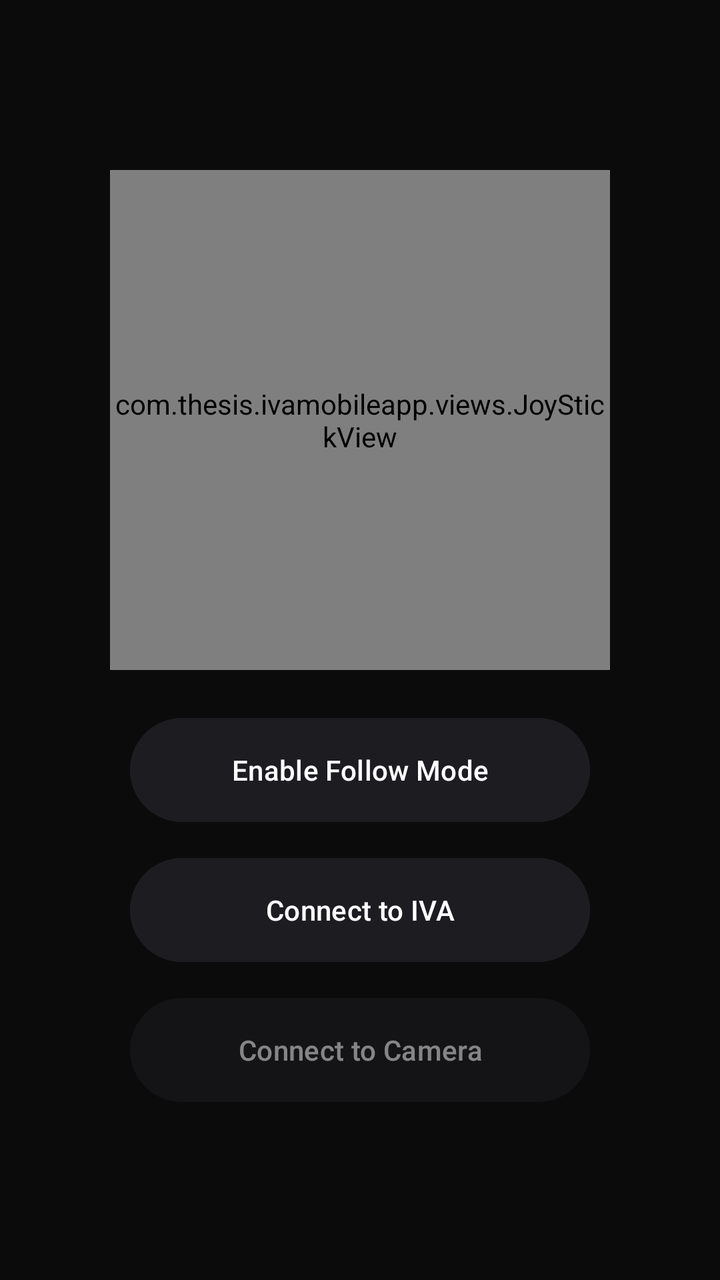
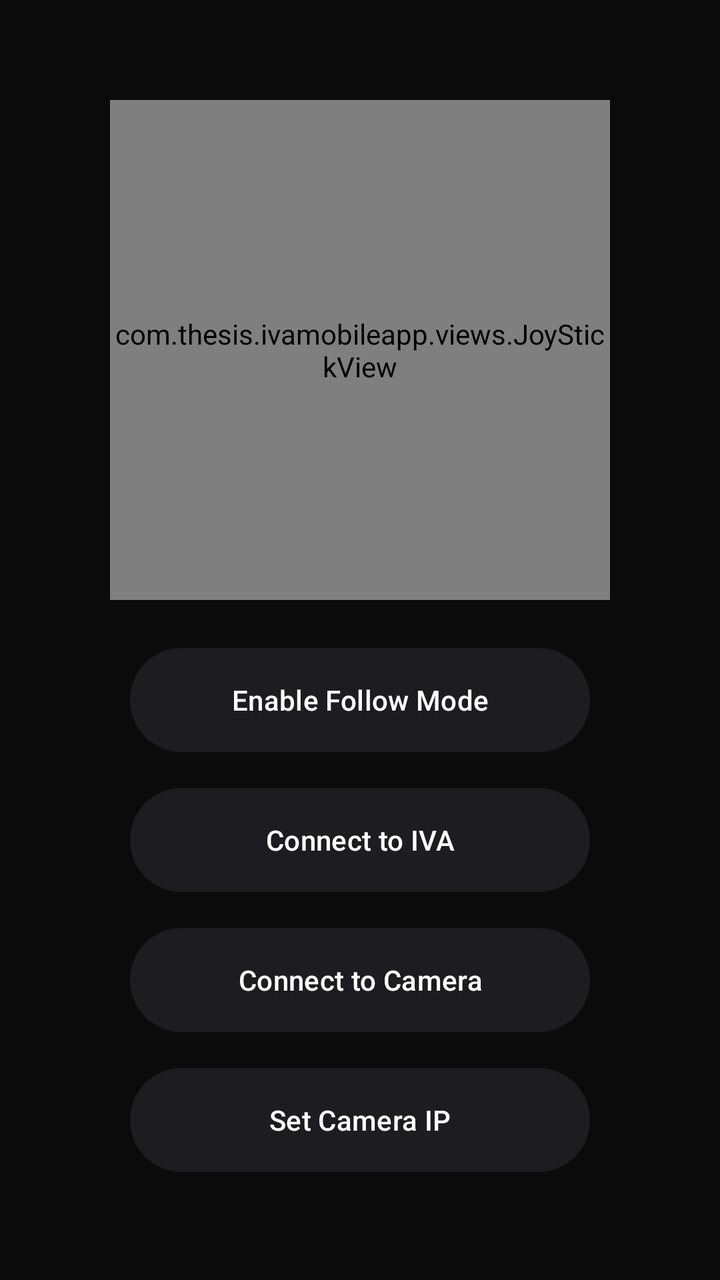

Two renders of the same Android screen: before a commit and after it. Below are the layout's source before the change and the commit's diff.
<!-- AndroidManifest.xml: application theme Theme.IvaMobileApp -->
<!-- res/layout/fragment_home.xml -->
<?xml version="1.0" encoding="utf-8"?>
<androidx.coordinatorlayout.widget.CoordinatorLayout xmlns:android="http://schemas.android.com/apk/res/android"
    android:layout_width="match_parent"
    android:layout_height="match_parent">

    <RelativeLayout
        android:layout_width="match_parent"
        android:layout_height="match_parent"
        android:background="#0b0b0b">

        <LinearLayout
            android:layout_width="wrap_content"
            android:layout_height="wrap_content"
            android:layout_centerInParent="true"
            android:gravity="center"
            android:orientation="vertical">

            <com.thesis.ivamobileapp.views.JoyStickView
                android:id="@+id/joystickView"
                android:layout_width="250dp"
                android:layout_height="250dp" />

            <Button
                android:id="@+id/btnFollow"
                android:layout_width="230dp"
                android:layout_height="60dp"
                android:layout_marginTop="20dp"
                android:backgroundTint="#1d1c21"
                android:text="Enable Follow Mode"
                android:textColor="@color/white" />

            <Button
                android:id="@+id/btnAction"
                android:layout_width="230dp"
                android:layout_height="60dp"
                android:layout_marginTop="10dp"
                android:backgroundTint="#1d1c21"
                android:drawableStart="@drawable/ic_bt"
                android:drawablePadding="12dp"
                android:drawableTint="@color/white"
                android:paddingStart="20dp"
                android:paddingEnd="20dp"
                android:text="Connect to IVA"
                android:textColor="@color/white" />

            <Button
                android:id="@+id/btnCamera"
                android:layout_width="230dp"
                android:layout_height="60dp"
                android:layout_marginTop="10dp"
                android:backgroundTint="#1d1c21"
                android:drawableStart="@drawable/ic_camera"
                android:drawablePadding="12dp"
                android:drawableTint="@color/white"
                android:paddingStart="20dp"
                android:paddingEnd="20dp"
                android:text="Connect to Camera"
                android:textColor="@color/white"
                android:enabled="false"
                android:alpha="0.5" />
        </LinearLayout>
    </RelativeLayout>

</androidx.coordinatorlayout.widget.CoordinatorLayout>
<!-- resources referenced by this layout -->
<resources>
  <color name="white">#FFFFFFFF</color>
  <!-- drawable ic_bt: vector/xml drawable (drawable, 2112 chars, omitted) -->
  <!-- drawable ic_camera (drawable) -->
  <vector xmlns:android="http://schemas.android.com/apk/res/android" android:height="52dp" android:viewportHeight="24" android:viewportWidth="24" android:width="52dp">
        
      <path android:fillColor="#1C274C" android:fillType="evenOdd" android:pathData="M9.778,21H14.222C17.343,21 18.904,21 20.025,20.265C20.51,19.946 20.927,19.537 21.251,19.061C22,17.96 22,16.428 22,13.364C22,10.299 22,8.767 21.251,7.667C20.927,7.19 20.51,6.781 20.025,6.463C19.304,5.99 18.403,5.821 17.022,5.761C16.363,5.761 15.796,5.271 15.667,4.636C15.473,3.685 14.622,3 13.634,3H10.366C9.378,3 8.527,3.685 8.333,4.636C8.204,5.271 7.637,5.761 6.978,5.761C5.597,5.821 4.696,5.99 3.975,6.463C3.49,6.781 3.073,7.19 2.749,7.667C2,8.767 2,10.299 2,13.364C2,16.428 2,17.96 2.749,19.061C3.073,19.537 3.49,19.946 3.975,20.265C5.096,21 6.657,21 9.778,21ZM12,9.273C9.699,9.273 7.833,11.104 7.833,13.364C7.833,15.623 9.699,17.455 12,17.455C14.301,17.455 16.167,15.623 16.167,13.364C16.167,11.104 14.301,9.273 12,9.273ZM12,10.909C10.619,10.909 9.5,12.008 9.5,13.364C9.5,14.719 10.619,15.818 12,15.818C13.381,15.818 14.5,14.719 14.5,13.364C14.5,12.008 13.381,10.909 12,10.909ZM16.722,10.091C16.722,9.639 17.095,9.273 17.556,9.273H18.667C19.127,9.273 19.5,9.639 19.5,10.091C19.5,10.543 19.127,10.909 18.667,10.909H17.556C17.095,10.909 16.722,10.543 16.722,10.091Z"/>
      
  </vector>
  <style name="Theme.IvaMobileApp" parent="Base.Theme.IvaMobileApp" />
  <style name="Base.Theme.IvaMobileApp" parent="Theme.Material3.DayNight.NoActionBar">
          
          <item name="android:windowBackground">#0b0b0b</item>
          <item name="android:statusBarColor">#0b0b0b</item>
          <item name="android:windowSplashScreenBackground" tools:targetApi="31">#0b0b0b</item>
      </style>
</resources>

<!-- the commit's change to res/layout/fragment_home.xml (unified diff, before → after) -->
@@ -52,12 +52,25 @@
                 android:drawableStart="@drawable/ic_camera"
                 android:drawablePadding="12dp"
                 android:drawableTint="@color/white"
+                android:enabled="false"
                 android:paddingStart="20dp"
                 android:paddingEnd="20dp"
                 android:text="Connect to Camera"
-                android:textColor="@color/white"
-                android:enabled="false"
-                android:alpha="0.5" />
+                android:textColor="@color/white" />
+
+            <Button
+                android:id="@+id/btnSetIP"
+                android:layout_width="230dp"
+                android:layout_height="60dp"
+                android:layout_marginTop="10dp"
+                android:backgroundTint="#1d1c21"
+                android:drawableStart="@drawable/ic_camera"
+                android:drawablePadding="12dp"
+                android:drawableTint="@color/white"
+                android:paddingStart="20dp"
+                android:paddingEnd="20dp"
+                android:text="Set Camera IP"
+                android:textColor="@color/white" />
         </LinearLayout>
     </RelativeLayout>
 
